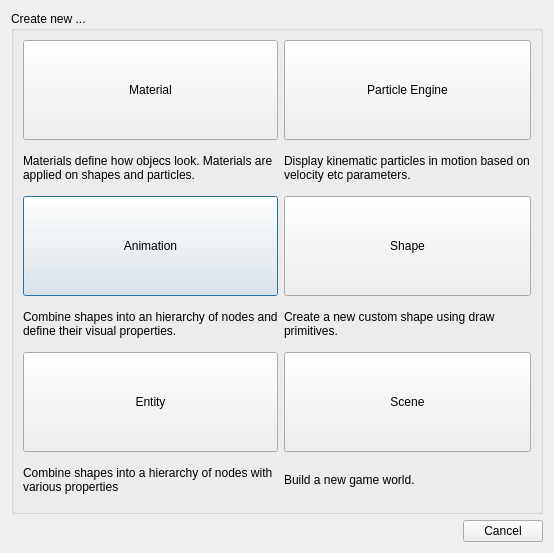
Above: editor/gui/dlgnew.ui from ensisoft/detonator before the change. Below: the same form after it.
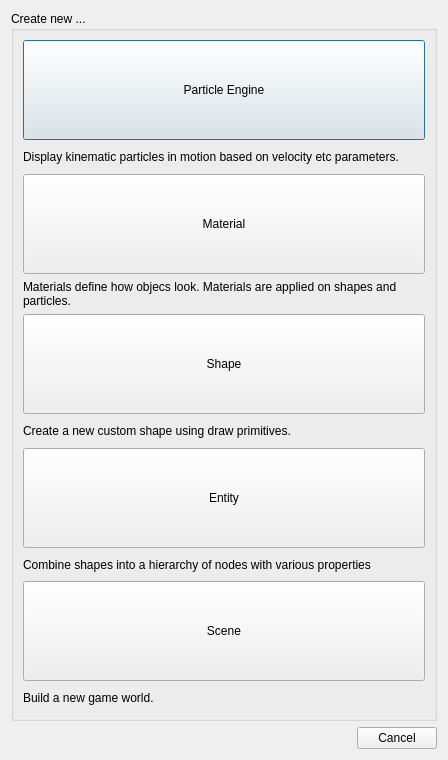
That is the form after the change. Icons and pictures are not drawn.

Commit message: Remove Animation classes and merge node animations into Entity

Patch:
```diff
--- a/editor/gui/dlgnew.ui
+++ b/editor/gui/dlgnew.ui
@@ -6,8 +6,8 @@
    <rect>
     <x>0</x>
     <y>0</y>
-    <width>554</width>
-    <height>553</height>
+    <width>448</width>
+    <height>760</height>
    </rect>
   </property>
   <property name="windowTitle">
@@ -29,11 +29,17 @@
      <property name="checkable">
       <bool>false</bool>
      </property>
-     <layout class="QGridLayout" name="gridLayout">
-      <item row="1" column="0">
-       <layout class="QVBoxLayout" name="verticalLayout_3">
+     <layout class="QVBoxLayout" name="verticalLayout_7">
+      <item>
+       <layout class="QVBoxLayout" name="verticalLayout_6">
         <item>
-         <widget class="QPushButton" name="btnAnimation">
+         <widget class="QPushButton" name="btnParticle">
+          <property name="sizePolicy">
+           <sizepolicy hsizetype="Minimum" vsizetype="Fixed">
+            <horstretch>0</horstretch>
+            <verstretch>0</verstretch>
+           </sizepolicy>
+          </property>
           <property name="minimumSize">
            <size>
             <width>150</width>
@@ -41,7 +47,7 @@
            </size>
           </property>
           <property name="text">
-           <string>Animation</string>
+           <string>Particle Engine</string>
           </property>
           <property name="icon">
            <iconset resource="../resource/resource.qrc">
@@ -50,9 +56,9 @@
          </widget>
         </item>
         <item>
-         <widget class="QLabel" name="label_3">
+         <widget class="QLabel" name="label_2">
           <property name="text">
-           <string>Combine shapes into an hierarchy of nodes and define their visual properties.</string>
+           <string>Display kinematic particles in motion based on velocity etc parameters.</string>
           </property>
           <property name="wordWrap">
            <bool>true</bool>
@@ -61,8 +67,8 @@
         </item>
        </layout>
       </item>
-      <item row="0" column="0">
-       <layout class="QVBoxLayout" name="verticalLayout">
+      <item>
+       <layout class="QVBoxLayout" name="verticalLayout_5">
         <item>
          <widget class="QPushButton" name="btnMaterial">
           <property name="sizePolicy">
@@ -116,10 +122,16 @@
         </item>
        </layout>
       </item>
-      <item row="1" column="1">
-       <layout class="QVBoxLayout" name="verticalLayout_5">
+      <item>
+       <layout class="QVBoxLayout" name="verticalLayout_3">
         <item>
          <widget class="QPushButton" name="btnCustomShape">
+          <property name="sizePolicy">
+           <sizepolicy hsizetype="Minimum" vsizetype="Fixed">
+            <horstretch>0</horstretch>
+            <verstretch>0</verstretch>
+           </sizepolicy>
+          </property>
           <property name="minimumSize">
            <size>
             <width>150</width>
@@ -147,41 +159,16 @@
         </item>
        </layout>
       </item>
-      <item row="0" column="1">
+      <item>
        <layout class="QVBoxLayout" name="verticalLayout_2">
         <item>
-         <widget class="QPushButton" name="btnParticle">
-          <property name="minimumSize">
-           <size>
-            <width>150</width>
-            <height>100</height>
-           </size>
-          </property>
-          <property name="text">
-           <string>Particle Engine</string>
-          </property>
-          <property name="icon">
-           <iconset resource="../resource/resource.qrc">
-            <normaloff>:/16x16_ico_png/particle.png</normaloff>:/16x16_ico_png/particle.png</iconset>
-          </property>
-         </widget>
-        </item>
-        <item>
-         <widget class="QLabel" name="label_2">
-          <property name="text">
-           <string>Display kinematic particles in motion based on velocity etc parameters.</string>
-          </property>
-          <property name="wordWrap">
-           <bool>true</bool>
-          </property>
-         </widget>
-        </item>
-       </layout>
-      </item>
-      <item row="2" column="0">
-       <layout class="QVBoxLayout" name="verticalLayout_6">
-        <item>
          <widget class="QPushButton" name="btnEntity">
+          <property name="sizePolicy">
+           <sizepolicy hsizetype="Minimum" vsizetype="Fixed">
+            <horstretch>0</horstretch>
+            <verstretch>0</verstretch>
+           </sizepolicy>
+          </property>
           <property name="minimumSize">
            <size>
             <width>150</width>
@@ -209,10 +196,16 @@
         </item>
        </layout>
       </item>
-      <item row="2" column="1">
-       <layout class="QVBoxLayout" name="verticalLayout_7">
+      <item>
+       <layout class="QVBoxLayout" name="verticalLayout">
         <item>
          <widget class="QPushButton" name="btnScene">
+          <property name="sizePolicy">
+           <sizepolicy hsizetype="Minimum" vsizetype="Fixed">
+            <horstretch>0</horstretch>
+            <verstretch>0</verstretch>
+           </sizepolicy>
+          </property>
           <property name="minimumSize">
            <size>
             <width>150</width>
```
Left out of the diff: 5 changed lines with no effect on the pictures. The commit also changes 34 other files.
